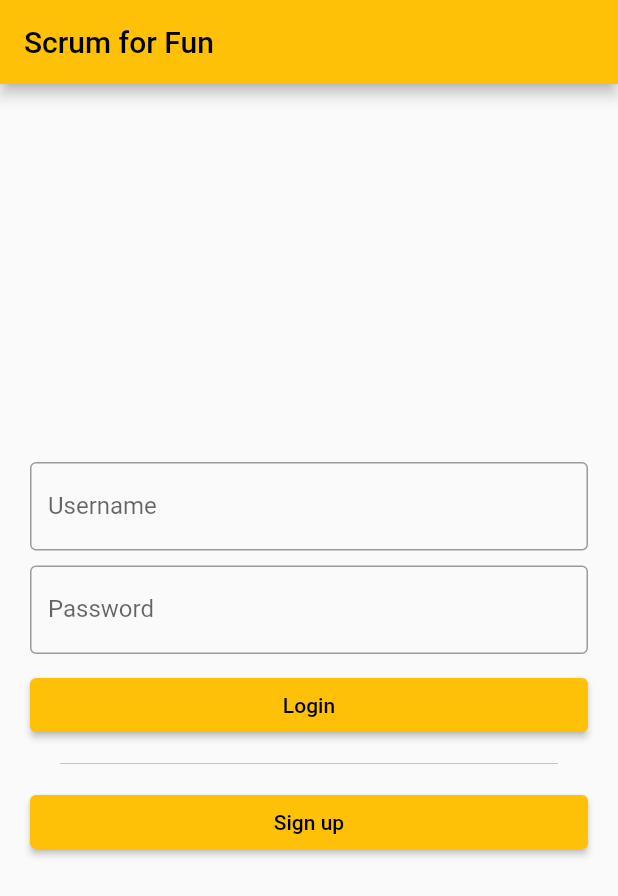
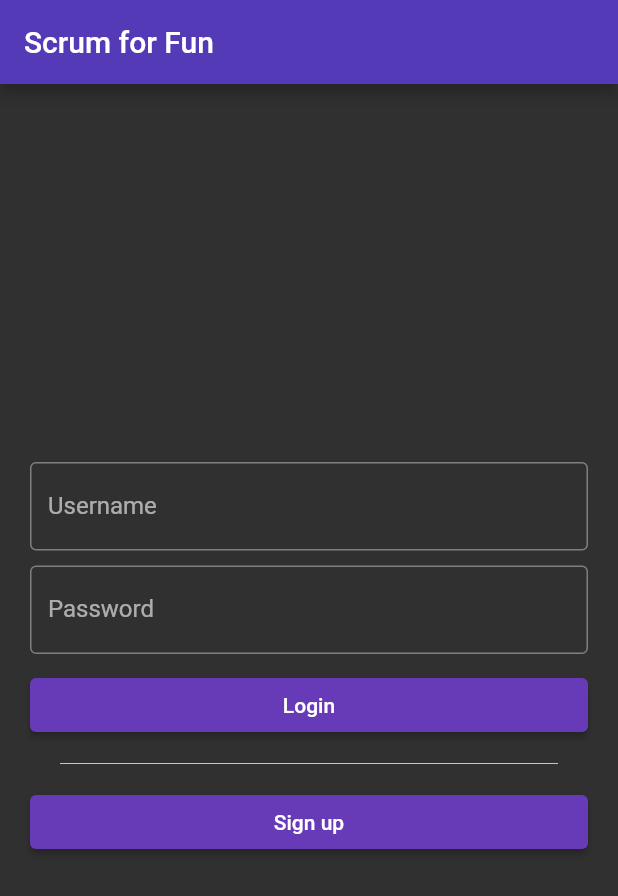
Before and after one commit to HSMA-Adeptus-Mechanicus/app, a Flutter app: the screen it shows after launch, on a phone screen of 412 x 824 dp. Shown: the top 896 px of the screen. Run offline on Flutter 3.47's test engine with Material 2 defaults, Android fonts, the phone set to English and light mode, and no system bars; our stand-ins replace get_storage; accounts and stored records are empty.

Commit message:
Edit theme to be purple

```diff
--- a/lib/main.dart
+++ b/lib/main.dart
@@ -20,10 +20,22 @@ class App extends StatelessWidget {
         primarySwatch: Colors.amber,
       ),
       darkTheme: ThemeData(
-        brightness: Brightness.dark,
-        primarySwatch: Colors.amber,
-      ),
-      themeMode: ThemeMode.light,
+          brightness: Brightness.dark,
+          primarySwatch: Colors.deepPurple,
+          colorScheme: const ColorScheme(
+            brightness: Brightness.dark,
+            primary: Colors.deepPurple,
+            onPrimary: Colors.white,
+            secondary: Color.fromARGB(255, 63, 63, 63),
+            onSecondary: Colors.white,
+            error: Colors.red,
+            onError: Colors.black,
+            background: Color.fromARGB(255, 63, 63, 63),
+            onBackground: Colors.white,
+            surface: Color.fromARGB(255, 85, 58, 183),
+            onSurface: Colors.white,
+          )),
+      themeMode: ThemeMode.dark,
       home: const LoginScreen(),
     );
   }
```
Also changed, not shown: lib/screens/app_frame.dart (+7 -7 lines).
